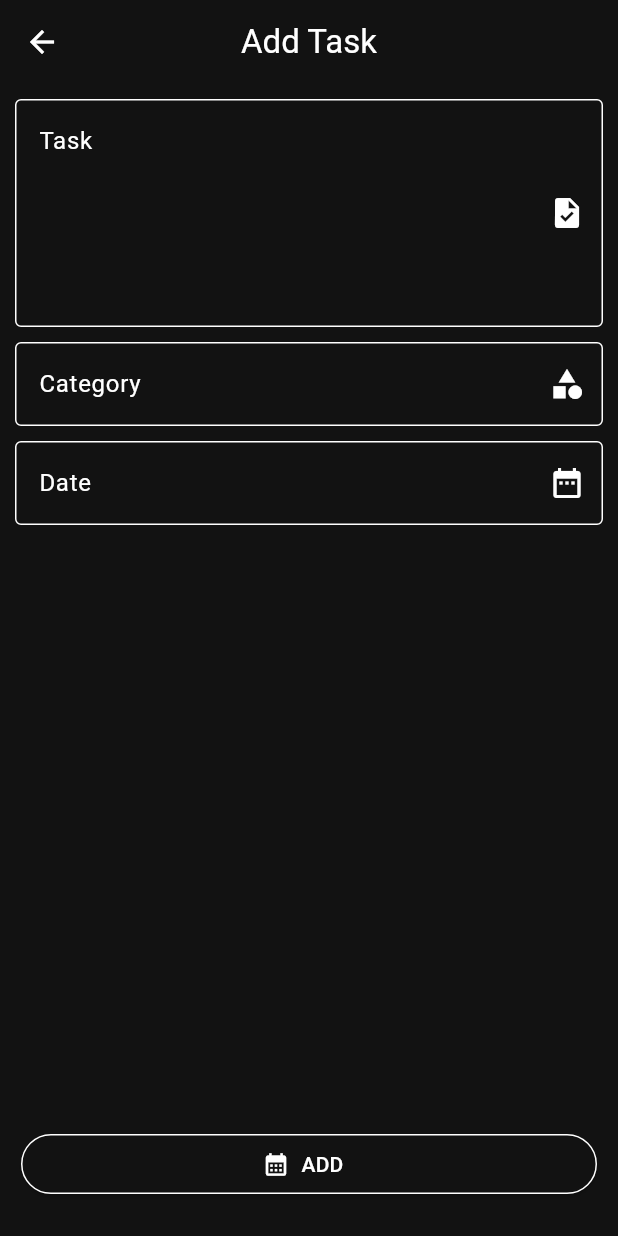
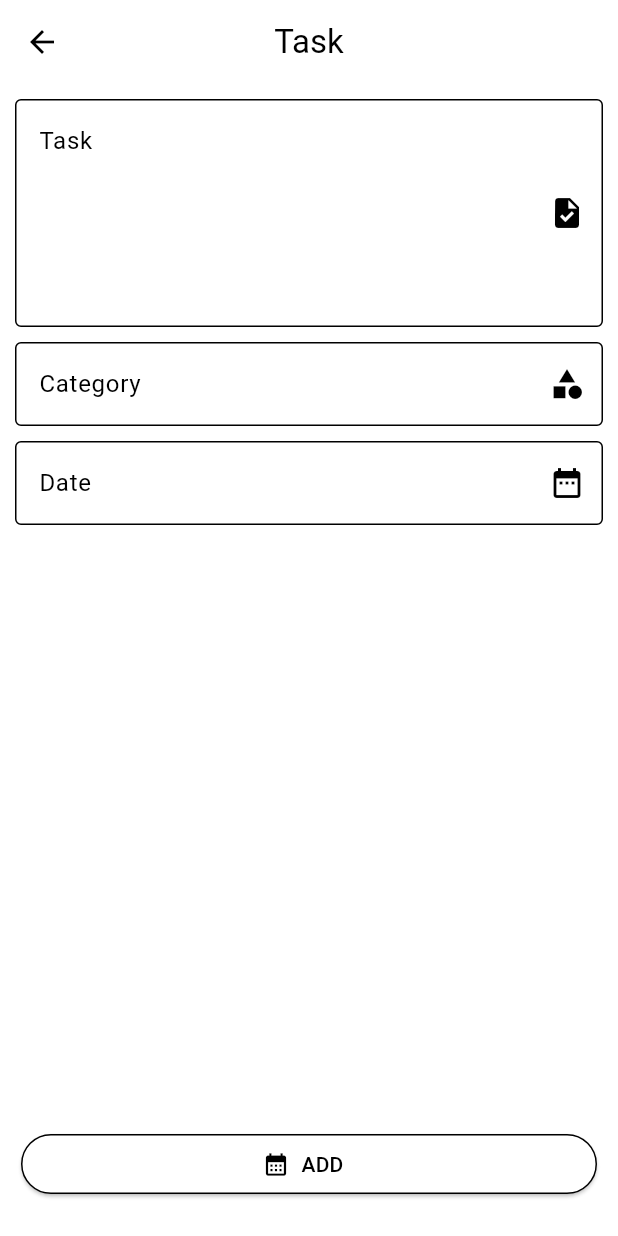
Before and after one commit to ozdemirberkay/yaplist, a Flutter app: the screen it shows after launch, item 2 of the bottom bar chosen, after a tap on the "add" icon, on a phone screen of 412 x 824 dp. Run offline on Flutter 3.47's test engine with Material 2 defaults, Android fonts, the phone set to English and light mode, and no system bars; our stand-ins replace easy_localization, flutter_bloc, flutter_slidable, hydrated_bloc.

Commit message:
task manager

```diff
--- a/lib/main.dart
+++ b/lib/main.dart
@@ -48,7 +48,7 @@ class YaplistApp extends StatelessWidget {
       debugShowCheckedModeBanner: false,
       theme: YaplistTheme.light,
       darkTheme: YaplistTheme.dark,
-      themeMode: ThemeMode.dark,
+      themeMode: ThemeMode.light,
       routes: Routes.routes,
       initialRoute: Routes.initialScreen,
     );
--- a/lib/screens/task/add_task.dart
+++ b/lib/screens/task/task_manager_screen.dart
@@ -1,9 +1,9 @@
+
 import 'package:easy_localization/easy_localization.dart';
 import 'package:flutter/material.dart';
-import 'package:flutter_bloc/flutter_bloc.dart';
 import 'package:yaplist/models/task.dart';
-import 'package:yaplist/shareds/bloc/task_bloc/task_bloc.dart';
-import 'package:yaplist/utilities/database_helper.dart';
+import 'package:yaplist/utilities/date/date_helper.dart';
+import 'package:yaplist/utilities/task_manager.dart';
 import 'package:yaplist/widgets/bottom/category_picker_modal.dart';
 import 'package:yaplist/widgets/bottom/date_picker_modal.dart';
 import 'package:yaplist/widgets/button/master_button.dart';
@@ -11,41 +11,38 @@ import 'package:yaplist/widgets/input/input_field.dart';
 import 'package:yaplist/widgets/layout/layout.dart';
 import 'package:yaplist/models/category.dart';
 
-class AddTaskScreen extends StatefulWidget {
+class TaskManagerScreen extends StatefulWidget {
   final Task? task;
-  const AddTaskScreen({super.key, this.task});
+  const TaskManagerScreen({super.key, this.task});
 
   @override
-  State<AddTaskScreen> createState() => _AddTaskScreenState();
+  State<TaskManagerScreen> createState() => _TaskManagerScreenState();
 }
 
-class _AddTaskScreenState extends State<AddTaskScreen> {
+class _TaskManagerScreenState extends State<TaskManagerScreen> {
   final formKey = GlobalKey<FormState>();
   late TextEditingController titleController;
   late TextEditingController dateController;
   late TextEditingController categoryController;
   DateTime? selectedDate;
   Category? selectedCategory;
+  bool haveTask = false;
 
   @override
   void initState() {
     titleController = TextEditingController(text: widget.task?.title);
-    dateController = TextEditingController(text: formatDate(widget.task?.date));
+    dateController =
+        TextEditingController(text: DateHelper.formatDate(widget.task?.date));
     categoryController =
         TextEditingController(text: widget.task?.category?.name);
     super.initState();
-  }
-
-  String formatDate(DateTime? dateTime) {
-    if (dateTime == null) {
-      return "";
-    }
-    String formattedDate = DateFormat('dd-MM-yyyy').format(dateTime);
-    return formattedDate;
+    selectedCategory = widget.task?.category;
+    selectedDate = widget.task?.date;
+    haveTask = widget.task != null;
   }
 
   void onDateChanged(DateTime newDate) {
-    dateController.text = formatDate(newDate);
+    dateController.text = DateHelper.formatDate(newDate);
     selectedDate = newDate;
   }
 
@@ -59,7 +56,16 @@ class _AddTaskScreenState extends State<AddTaskScreen> {
   @override
   Widget build(BuildContext context) {
     return Layout(
-      title: tr("addTask"),
+      title: tr("task"),
+      actions: [
+        if (haveTask)
+          IconButton(
+              onPressed: () {
+                TaskManager.deleteTask(context: context, task: widget.task!);
+                Navigator.pop(context);
+              },
+              icon: const Icon(Icons.delete_forever))
+      ],
       body: Container(
         padding: const EdgeInsets.all(10),
         child: Form(
@@ -116,17 +122,18 @@ class _AddTaskScreenState extends State<AddTaskScreen> {
                 width: double.infinity,
                 padding: const EdgeInsets.all(4),
                 child: MasterButton(
-                  label: tr("add"),
+                  label: haveTask ? tr("update") : tr("add"),
                   icon: Icons.calendar_month,
                   onPressed: () {
                     if (formKey.currentState!.validate()) {
-                      Task task = Task(
-                        id: DatabaseHelper.generateUniqueId(),
-                        title: titleController.text,
-                        category: selectedCategory,
-                        date: selectedDate,
-                      );
-                      context.read<TaskBloc>().add(AddTask(task: task));
+                      if (haveTask) {
+                        TaskManager.addTask(
+                            context: context,
+                            title: titleController.text,
+                            category: selectedCategory,
+                            date: selectedDate);
+                      }
+
                       Navigator.maybePop(context);
                     }
                   },
--- a/lib/shareds/constants/routes.dart
+++ b/lib/shareds/constants/routes.dart
@@ -2,17 +2,17 @@ import 'package:flutter/material.dart';
 import 'package:yaplist/screens/category/add_category.dart';
 import 'package:yaplist/screens/dashboard/dashboard_screen.dart';
 import 'package:yaplist/screens/search/search_screen.dart';
-import 'package:yaplist/screens/task/add_task.dart';
+import 'package:yaplist/screens/task/task_manager_screen.dart';
 
 class Routes {
   static String initialScreen = '/';
-  static String addTask = '/addTask';
+  static String taskManager = '/taskManager';
   static String searchScreen = '/searchScreen';
   static String addCateogry = '/addCateogry';
 
   static Map<String, WidgetBuilder> routes = {
     initialScreen: (context) => const DashboardScreeen(),
-    addTask: (context) => const AddTaskScreen(),
+    taskManager: (context) => const TaskManagerScreen(),
     searchScreen: (context) => const SearchScreen(),
     addCateogry: (context) => const AddCategoryScreen(),
   };
--- /dev/null
+++ b/lib/utilities/date/date_helper.dart
@@ -0,0 +1,11 @@
+import 'package:easy_localization/easy_localization.dart';
+
+class DateHelper {
+  static String formatDate(DateTime? dateTime) {
+    if (dateTime == null) {
+      return "";
+    }
+    String formattedDate = DateFormat('dd-MM-yyyy').format(dateTime);
+    return formattedDate;
+  }
+}
--- /dev/null
+++ b/lib/utilities/task_manager.dart
@@ -0,0 +1,37 @@
+import 'package:flutter/material.dart';
+import 'package:flutter_bloc/flutter_bloc.dart';
+import 'package:yaplist/models/category.dart';
+import 'package:yaplist/models/task.dart';
+import 'package:yaplist/shareds/bloc/task_bloc/task_bloc.dart';
+import 'package:yaplist/utilities/database_helper.dart';
+
+class TaskManager {
+  static void addTask(
+      {required BuildContext context,
+      required String title,
+      required Category? category,
+      required DateTime? date}) {
+    Task task = Task(
+      id: DatabaseHelper.generateUniqueId(),
+      title: title,
+      category: category,
+      date: date,
+    );
+
+    BlocProvider.of<TaskBloc>(context).add(AddTask(task: task));
+  }
+
+  static void updateTask({
+    required BuildContext context,
+    required Task task,
+  }) {
+    BlocProvider.of<TaskBloc>(context).add(UpdateTask(task: task));
+  }
+
+  static void deleteTask({
+    required BuildContext context,
+    required Task task,
+  }) {
+    BlocProvider.of<TaskBloc>(context).add(DeleteTask(task: task));
+  }
+}
--- a/lib/widgets/card/category_card.dart
+++ b/lib/widgets/card/category_card.dart
@@ -18,6 +18,8 @@ class CategoryCard extends StatelessWidget {
         padding: const EdgeInsets.symmetric(horizontal: 10, vertical: 14),
         decoration: BoxDecoration(
           color: category.color,
+          border: Border.all(
+              color: Theme.of(context).primaryColor.withOpacity(0.3)),
         ),
         child: Text(category.name),
       ),
--- a/lib/widgets/layout/dashboard_layout.dart
+++ b/lib/widgets/layout/dashboard_layout.dart
@@ -20,7 +20,7 @@ class DashboardLayout extends StatelessWidget {
       floatingActionButton: FloatingActionButton(
         tooltip: tr("addTask"),
         onPressed: () {
-          Navigator.pushNamed(context, Routes.addTask);
+          Navigator.pushNamed(context, Routes.taskManager);
         },
         child: const Icon(Icons.add),
       ),
```
Also changed, not shown: lib/widgets/card/task_card.dart (+7 -2 lines).
